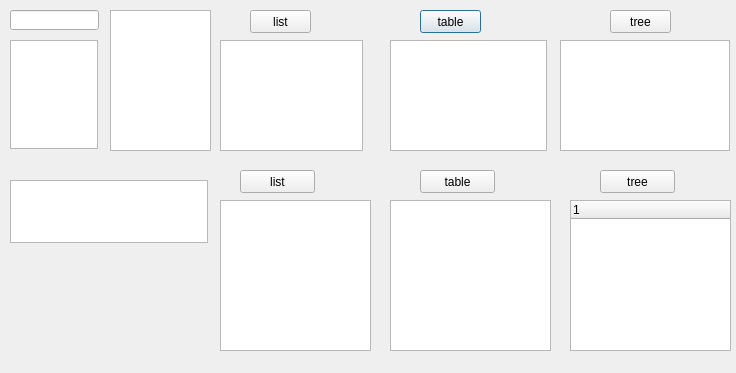
Qt form mainWindow/dlgtab1.ui (cststudio/QtDemo) before a commit.
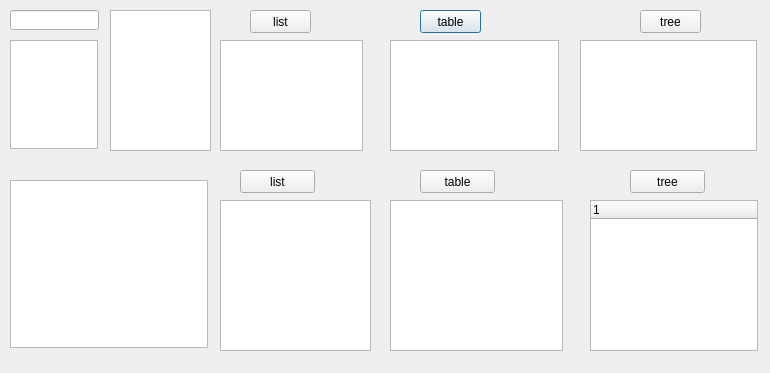
The same form after that commit.

Commit message: 添加列表的另一种形式。

The edit to the form file:
```diff
--- a/mainWindow/dlgtab1.ui
+++ b/mainWindow/dlgtab1.ui
@@ -6,7 +6,7 @@
    <rect>
     <x>0</x>
     <y>0</y>
-    <width>736</width>
+    <width>770</width>
     <height>373</height>
    </rect>
   </property>
@@ -39,7 +39,7 @@
   <widget class="QPushButton" name="pushButton_21">
    <property name="geometry">
     <rect>
-     <x>610</x>
+     <x>640</x>
      <y>10</y>
      <width>61</width>
      <height>23</height>
@@ -62,9 +62,9 @@
   <widget class="QTreeView" name="treeView">
    <property name="geometry">
     <rect>
-     <x>560</x>
+     <x>580</x>
      <y>40</y>
-     <width>170</width>
+     <width>177</width>
      <height>111</height>
     </rect>
    </property>
@@ -85,7 +85,7 @@
      <x>10</x>
      <y>180</y>
      <width>198</width>
-     <height>63</height>
+     <height>168</height>
     </rect>
    </property>
   </widget>
@@ -107,7 +107,7 @@
     <rect>
      <x>390</x>
      <y>40</y>
-     <width>157</width>
+     <width>169</width>
      <height>111</height>
     </rect>
    </property>
@@ -137,7 +137,7 @@
     <rect>
      <x>390</x>
      <y>200</y>
-     <width>161</width>
+     <width>173</width>
      <height>151</height>
     </rect>
    </property>
@@ -145,9 +145,9 @@
   <widget class="QTreeWidget" name="treeWidget">
    <property name="geometry">
     <rect>
-     <x>570</x>
+     <x>590</x>
      <y>200</y>
-     <width>161</width>
+     <width>168</width>
      <height>151</height>
     </rect>
    </property>
@@ -186,7 +186,7 @@
   <widget class="QPushButton" name="pushButton_3">
    <property name="geometry">
     <rect>
-     <x>600</x>
+     <x>630</x>
      <y>170</y>
      <width>75</width>
      <height>23</height>
```
The commit also changes 1 other file.
